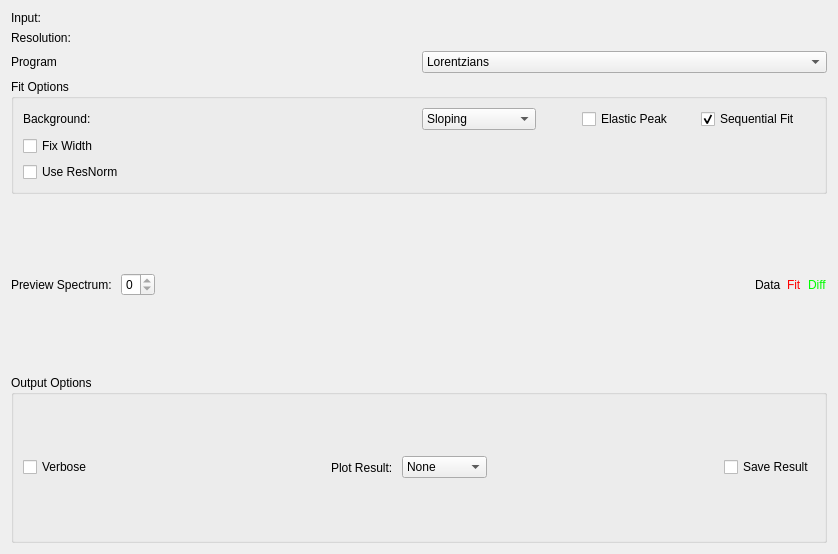
Old version of the form Code/Mantid/MantidQt/CustomInterfaces/inc/MantidQtCustomInterfaces/Quasi.ui in the repository mantidproject/mantid.
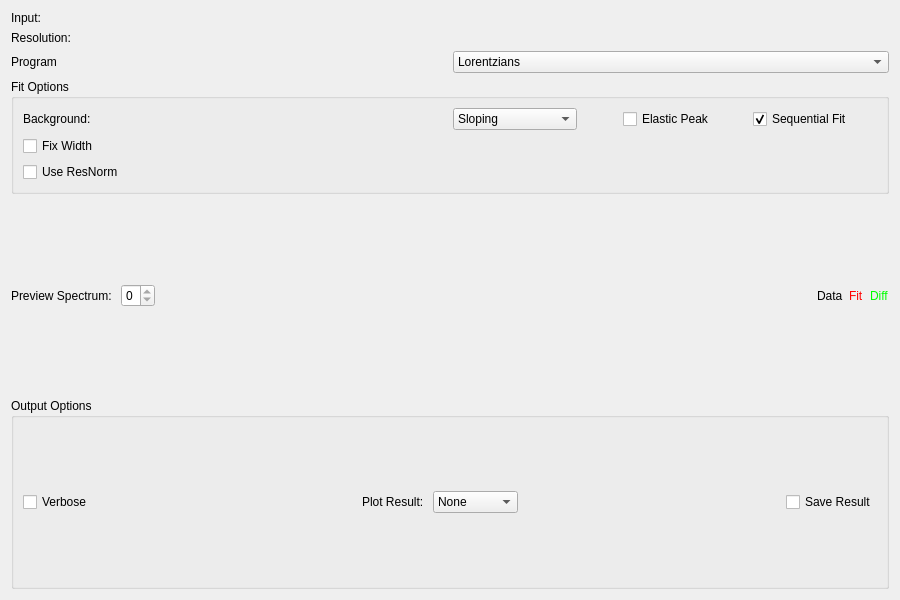
New version of the form. Custom widgets are drawn as their Qt base class.

Patch:
```diff
--- a/Code/Mantid/MantidQt/CustomInterfaces/inc/MantidQtCustomInterfaces/Quasi.ui
+++ b/Code/Mantid/MantidQt/CustomInterfaces/inc/MantidQtCustomInterfaces/Quasi.ui
@@ -6,8 +6,8 @@
    <rect>
     <x>0</x>
     <y>0</y>
-    <width>838</width>
-    <height>554</height>
+    <width>900</width>
+    <height>600</height>
    </rect>
   </property>
   <property name="windowTitle">
```
